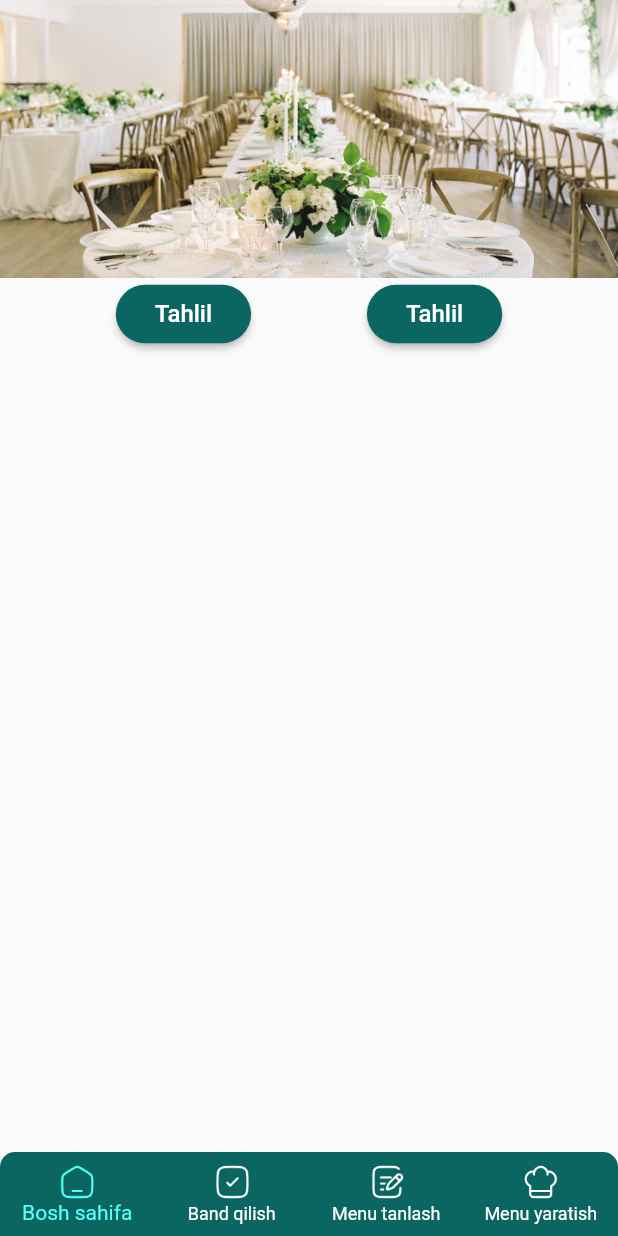
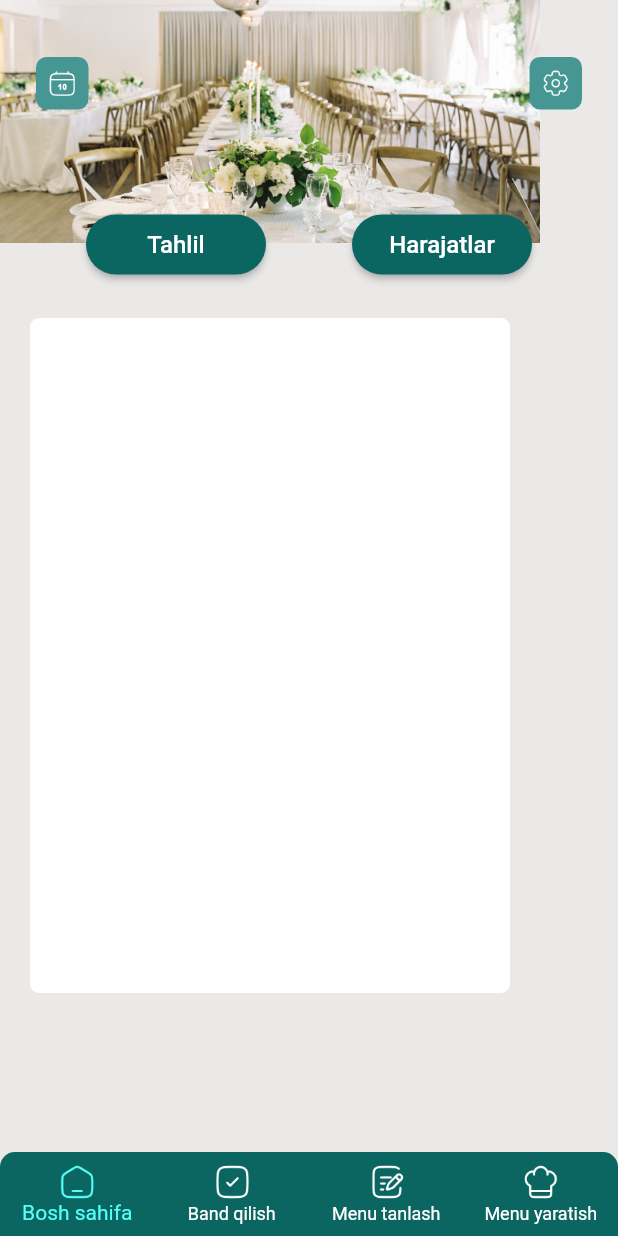
Before and after one commit to alimovjamshid/RestAdmin, a Flutter app: the screen it shows after launch, on a phone screen of 412 x 824 dp. Run offline on Flutter 3.47's test engine with Material 2 defaults, Android fonts, the phone set to English and light mode, and no system bars.

Commit message:
22.06.2023

```diff
--- a/lib/main.dart
+++ b/lib/main.dart
@@ -37,6 +37,7 @@ class _MyAppState extends State<MyApp> {
     return MaterialApp(
       debugShowCheckedModeBanner: false,
       home: Scaffold(
+        backgroundColor: const Color(0xFFEBE8E8),
         body: _list[_selectedIndex],
         bottomNavigationBar: ClipRRect(
           borderRadius: const BorderRadius.only(
--- a/lib/page/home/HomePage.dart
+++ b/lib/page/home/HomePage.dart
@@ -1,5 +1,7 @@
 import 'package:flutter/cupertino.dart';
 import 'package:flutter/material.dart';
+import 'package:restadmin/page/home/widgets/CustomELevetedButton.dart';
+import 'package:restadmin/page/home/widgets/CustomIconButton.dart';
 
 class HomePage extends StatelessWidget {
   const HomePage({super.key});
@@ -7,49 +9,73 @@ class HomePage extends StatelessWidget {
   @override
   Widget build(BuildContext context) {
     return SafeArea(
-      child: Column(
+      child: Stack(children: [
+        Column(
           children: [
             Image.asset(
               "assets/img.png",
+              height: 162,
               fit: BoxFit.contain,
             ),
-          Row(
-            mainAxisAlignment: MainAxisAlignment.spaceEvenly,
+            Container(
+              margin: EdgeInsets.only(
+                top: 50,
+                left: 20,
+                right: 20,
+                bottom: 30
+              ),
+              height: 450,
+              width: 320,
+              decoration: ShapeDecoration(
+                color: Colors.white,
+                shape: RoundedRectangleBorder(borderRadius: BorderRadius.circular(6))
+              ),
+              child: Column(
                 children: [
-              CustomElevatedButton(),
-              CustomElevatedButton()
                 ],
+              ),
             )
           ],
         ),
+        Container(
+          margin: const EdgeInsets.only(
+            top: 143
+          ),
+          child: Row(
+            mainAxisAlignment: MainAxisAlignment.spaceEvenly,
+            children: [
+              CustomElevatedButton(
+                text: "Tahlil",
+                onPressed: () {},
+                buttonHeight: 40,
+                buttonWidth: 120,
+                textSize: 16,
+              ),
+              CustomElevatedButton(
+                text: "Harajatlar",
+                onPressed: () {},
+                buttonHeight: 40,
+                buttonWidth: 120,
+                textSize: 16,
+              )
+            ],
+          ),
+        ),
+        Container(
+          margin: const EdgeInsets.only(
+            top: 38,
+            left: 24,
+            right: 24
+          ),
+          child: Row(
+            mainAxisAlignment: MainAxisAlignment.spaceBetween,
+            children: [
+              CustomIconButton(onPressed: (){},imageIcon: "assets/calendar.png",height: 35,width: 35,borderRadius: 7,),
+              CustomIconButton(onPressed: (){},imageIcon: "assets/settings.png",height: 35,width: 35,borderRadius: 7,)
+            ],
+          ),
+        )
+      ]),
     );
   }
 }
-
-class CustomElevatedButton extends StatelessWidget {
-  const CustomElevatedButton({
-    super.key,
-  });
-
-  @override
-  Widget build(BuildContext context) {
-    return ElevatedButton(
-      onPressed: () {},
-      child: Padding(
-        padding: const EdgeInsets.all(10),
-        child: Text(
-            "Tahlil",
-          style: TextStyle(
-            fontSize: 16
-          ),
-        ),
-      ),
-      style: ElevatedButton.styleFrom(
-        shape: RoundedRectangleBorder(borderRadius: BorderRadius.circular(20)),
-        primary: Color(
-          0xFF0B6561,
-        ),
-      ),
-    );
-  }
-}
--- /dev/null
+++ b/lib/page/home/widgets/CustomELevetedButton.dart
@@ -0,0 +1,36 @@
+import 'package:flutter/cupertino.dart';
+import 'package:flutter/material.dart';
+
+class CustomElevatedButton extends StatelessWidget {
+  final String text;
+  final VoidCallback onPressed;
+  final double? buttonWidth;
+  final double? buttonHeight;
+  final double? textSize;
+  const CustomElevatedButton({
+    super.key, required this.text, required this.onPressed, this.buttonWidth, this.buttonHeight, this.textSize,
+  });
+
+  @override
+  Widget build(BuildContext context) {
+    return SizedBox(
+      width: buttonWidth,
+      height: buttonHeight,
+      child: ElevatedButton(
+        onPressed: () {},
+        child: Text(
+          text,
+          style: TextStyle(
+              fontSize: textSize
+          ),
+        ),
+        style: ElevatedButton.styleFrom(
+          shape: RoundedRectangleBorder(borderRadius: BorderRadius.circular(20)),
+          primary: Color(
+            0xFF0B6561,
+          ),
+        ),
+      ),
+    );
+  }
+}
--- /dev/null
+++ b/lib/page/home/widgets/CustomIconButton.dart
@@ -0,0 +1,29 @@
+import 'package:flutter/cupertino.dart';
+import 'package:flutter/material.dart';
+
+class CustomIconButton extends StatelessWidget {
+  final double? borderRadius;
+  final double? height;
+  final double? width;
+  final String? imageIcon;
+  final VoidCallback onPressed;
+  const CustomIconButton({
+    super.key, this.height, this.width, this.imageIcon, required this.onPressed, this.borderRadius,
+  });
+
+  @override
+  Widget build(BuildContext context) {
+    return Container(
+      width: width,
+      height: height,
+      decoration: ShapeDecoration(
+        color: const Color(0xFF469693),
+        shape: RoundedRectangleBorder(borderRadius: BorderRadius.circular(borderRadius!)),
+      ),
+      child: IconButton(
+        onPressed: onPressed,
+        icon: ImageIcon(AssetImage(imageIcon!),color: Colors.white,),
+      ),
+    );
+  }
+}
```
Also changed, not shown: assets/calendar.png (added), assets/settings.png (added), lib/generated/assets.dart. Lines whose indentation alone changed are shown as unchanged.
